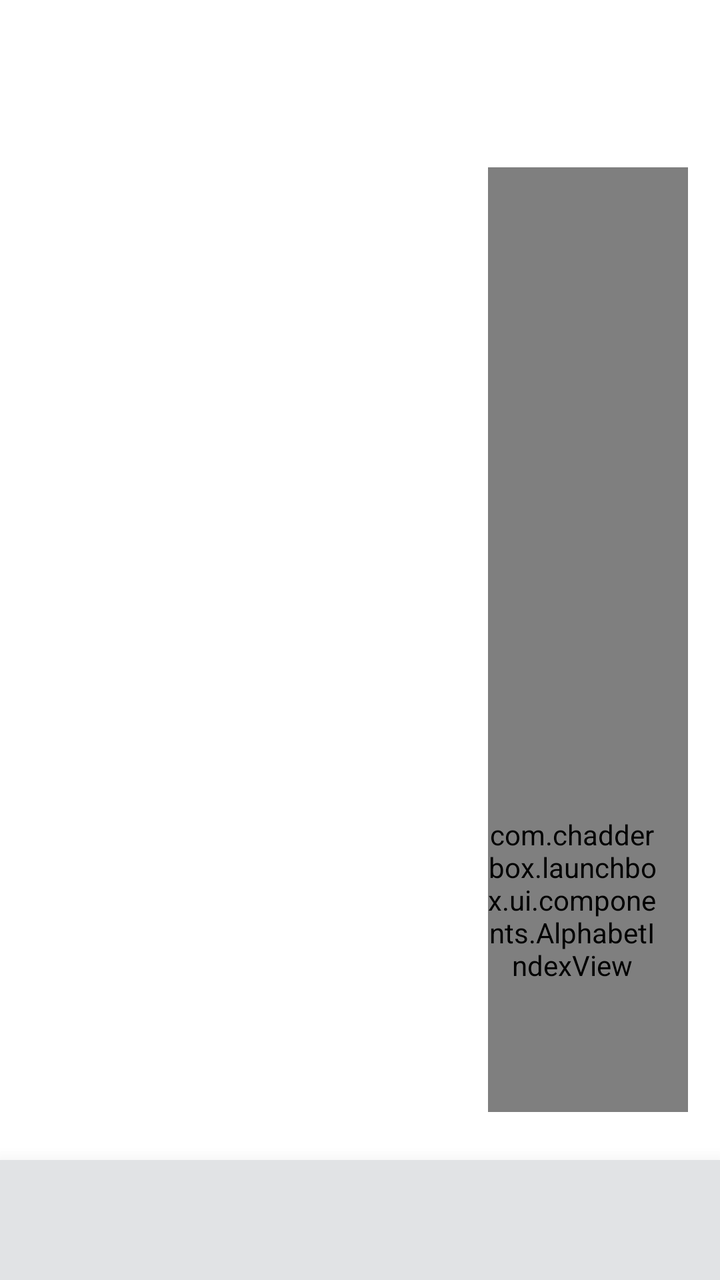
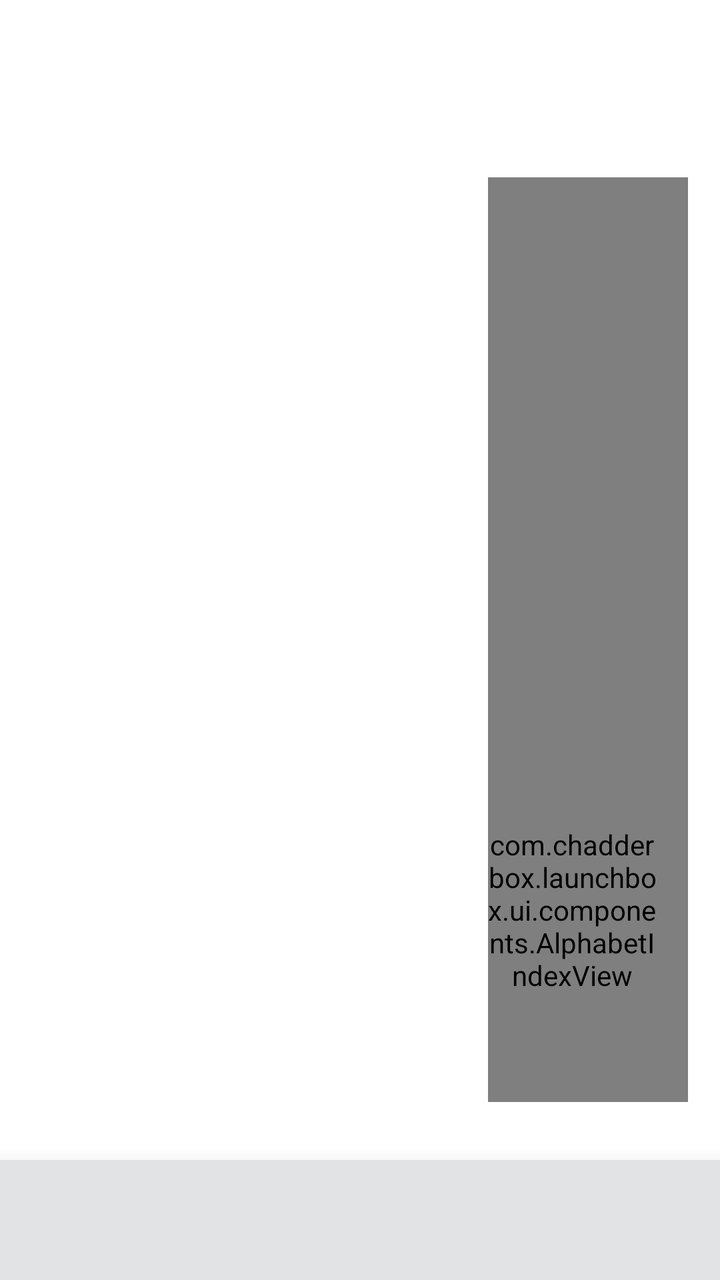

Compare the two renders of this Android layout. The source of the first and the diff that turns it into the second are given below.
<!-- AndroidManifest.xml: activity theme Theme.Launcherbox.Launcher -->
<!-- res/layout/activity_main.xml -->
<androidx.coordinatorlayout.widget.CoordinatorLayout xmlns:android="http://schemas.android.com/apk/res/android"
    android:id="@+id/root_coordinator"
    android:fitsSystemWindows="false"
    android:layout_width="match_parent"
    android:layout_height="match_parent"
    android:clickable="true"
    android:focusable="true">

    
    
    <ImageView
        android:id="@+id/wallpaper_image"
        android:layout_width="match_parent"
        android:layout_height="match_parent"
        android:scaleType="centerCrop"
        android:contentDescription="@string/wallpaper_background"
        android:adjustViewBounds="true" />

    <LinearLayout
        android:id="@+id/root_layout"
        android:orientation="vertical"
        android:layout_width="match_parent"
        android:layout_height="match_parent"
        android:layout_gravity="fill">

        <androidx.viewpager2.widget.ViewPager2
            android:id="@+id/viewpager"
            android:layout_width="match_parent"
            android:layout_height="match_parent"
            android:layout_marginHorizontal="32dp"
            android:orientation="vertical"
            android:nestedScrollingEnabled="true"/>

    </LinearLayout>

    <com.chadderbox.launchbox.ui.components.AlphabetIndexView
        android:id="@+id/alphabet_index"
        android:layout_width="100dp"
        android:layout_height="wrap_content"
        android:layout_gravity="end|center_vertical"
        android:paddingStart="0dp"
        android:paddingEnd="16dp"
        android:paddingTop="324dp"
        android:paddingBottom="64dp"
        android:layout_marginEnd="16dp"
        android:clickable="true"
        android:focusable="true" />

    <include
        layout="@layout/search_layout"/>

</androidx.coordinatorlayout.widget.CoordinatorLayout>
<!-- res/layout/search_layout.xml (included above) -->
<?xml version="1.0" encoding="utf-8"?>
<androidx.coordinatorlayout.widget.CoordinatorLayout
    xmlns:android="http://schemas.android.com/apk/res/android"
    xmlns:app="http://schemas.android.com/apk/res-auto"
    android:id="@+id/search_sheet_container"
    android:layout_width="match_parent"
    android:layout_height="match_parent"
    android:background="@android:color/transparent"
    android:fitsSystemWindows="true">

    <LinearLayout
        android:id="@+id/search_sheet"
        android:layout_width="match_parent"
        android:layout_height="match_parent"
        android:orientation="vertical"
        android:background="@color/color_background"
        android:elevation="16dp"
        android:clickable="true"
        android:focusable="true"
        app:layout_behavior="com.google.android.material.bottomsheet.BottomSheetBehavior"
        app:behavior_hideable="true"
        app:behavior_peekHeight="60dp">

        
        <View
            android:layout_width="40dp"
            android:layout_height="20dp"
            android:layout_gravity="center"
            android:layout_margin="16dp"/>

        <com.chadderbox.launchbox.ui.components.FontEditText
            android:id="@+id/search_input"
            android:layout_width="match_parent"
            android:layout_height="wrap_content"
            android:layout_margin="16dp"
            android:importantForAutofill="no"
            android:hint="@string/search_prompt"
            android:imeOptions="actionSearch"
            android:inputType="text"
            android:padding="12dp"/>

        <androidx.recyclerview.widget.RecyclerView
            android:id="@+id/search_results"
            android:layout_width="match_parent"
            android:layout_height="0dp"
            android:layout_margin="16dp"
            android:layout_weight="1" />

    </LinearLayout>

</androidx.coordinatorlayout.widget.CoordinatorLayout>
<!-- resources referenced by this layout -->
<resources>
  <color name="color_background">@android:color/system_neutral1_100</color>
  <string name="search_prompt">Search…</string>
  <string name="wallpaper_background">Wallpaper Background</string>
  <style name="Theme.Launcherbox.Launcher" parent="Base.Theme.Launcherbox">
          <item name="textAppearanceHeadline6">@style/TextAppearance.Material3.HeadlineMedium</item>
          <item name="textAppearanceBody1">@style/TextAppearance.Material3.BodyMedium</item>
  
          <item name="selectableItemBackground">@android:attr/selectableItemBackground</item>
          <item name="selectableItemBackgroundBorderless">@android:attr/selectableItemBackgroundBorderless</item>
  
          <item name="android:textColorPrimary">@color/text_primary</item>
          <item name="android:textColorSecondary">@color/text_secondary</item>
  
          <item name="fontEditTextStyle">@style/Theme.Launcherbox.FontEditText</item>
      </style>
  <style name="Base.Theme.Launcherbox" parent="android:Theme.Material.Wallpaper.NoTitleBar">
          <item name="android:layout_width">match_parent</item>
          <item name="android:layout_height">match_parent</item>
          <item name="android:windowDrawsSystemBarBackgrounds">true</item>
          <item name="android:statusBarColor">@android:color/transparent</item>
          <item name="android:navigationBarColor">@android:color/transparent</item>
          <item name="android:windowTranslucentStatus">true</item>
          <item name="android:windowTranslucentNavigation">true</item>
      </style>
  <color name="text_primary">@android:color/system_neutral1_900</color>
  <color name="text_secondary">@android:color/system_neutral1_700</color>
  <style name="Theme.Launcherbox.FontEditText" parent="Widget.AppCompat.EditText">
          <item name="android:textColor">@color/text_primary</item>
          <item name="android:textColorHint">@color/text_secondary</item>
          <item name="android:textCursorDrawable">@drawable/ic_cursor_caret</item>
          <item name="android:backgroundTint">@color/accent</item>
      </style>
  <!-- drawable ic_cursor_caret (drawable) -->
  <?xml version="1.0" encoding="utf-8"?>
  <shape xmlns:android="http://schemas.android.com/apk/res/android" >
      <size android:width="3dp" />
      <solid android:color="@color/accent"  />
  </shape>
  <color name="accent">@android:color/system_accent1_400</color>
</resources>

<!-- the commit's change to res/layout/activity_main.xml (unified diff, before → after) -->
@@ -41,7 +41,7 @@
         android:paddingStart="0dp"
         android:paddingEnd="16dp"
         android:paddingTop="324dp"
-        android:paddingBottom="64dp"
+        android:paddingBottom="54dp"
         android:layout_marginEnd="16dp"
         android:clickable="true"
         android:focusable="true" />
